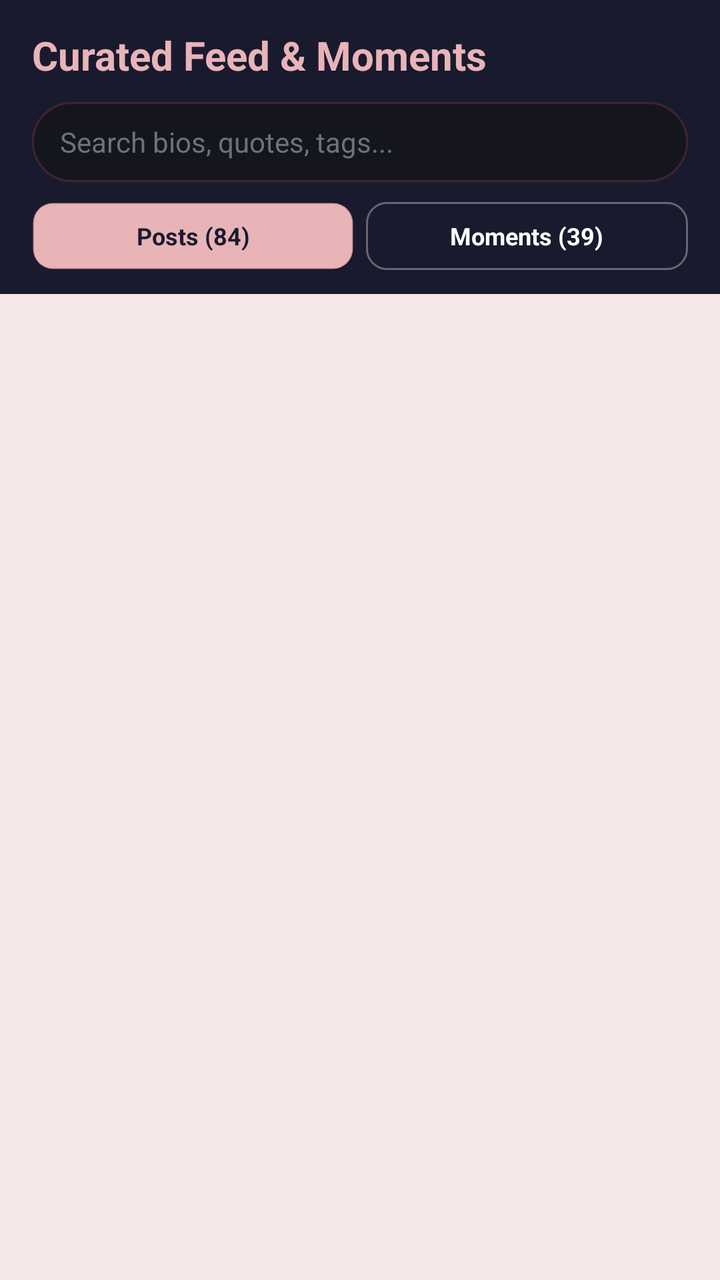
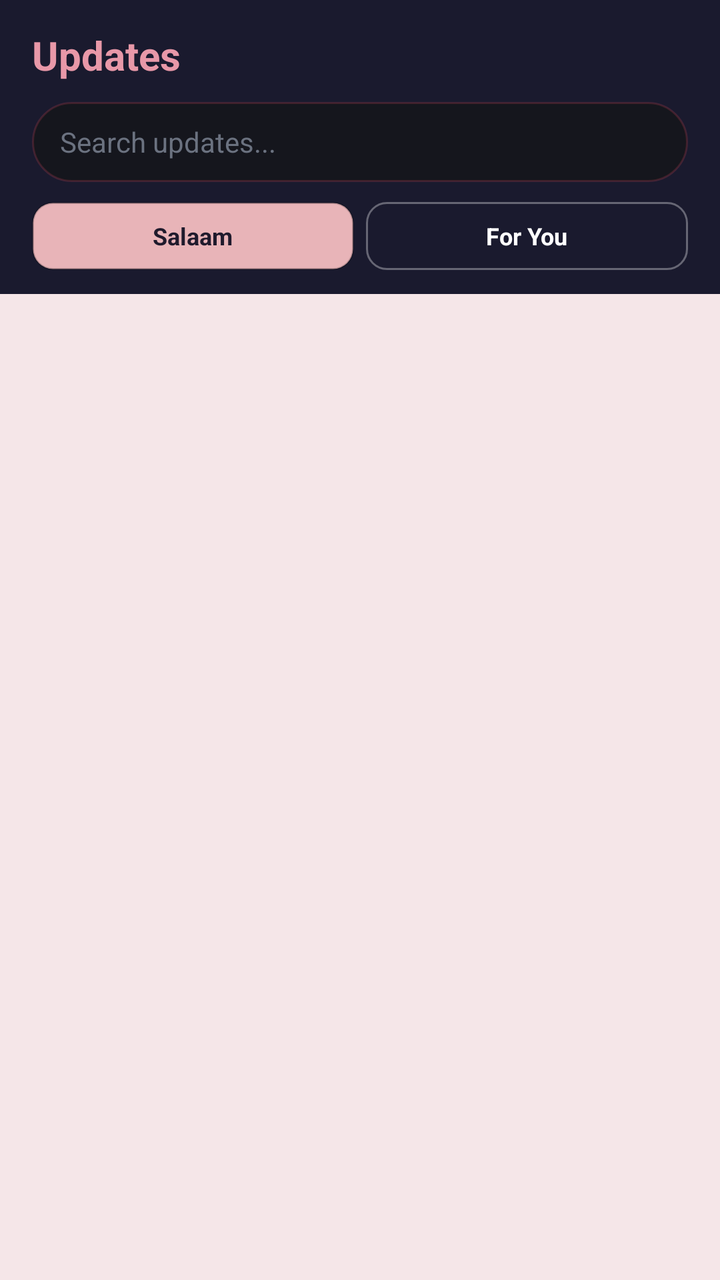

Two renders of the same Android screen: before a commit and after it. Below are the layout's source before the change and the commit's diff.
<!-- AndroidManifest.xml: application theme Theme.NameMaker -->
<!-- res/layout/fragment_feed.xml -->
<?xml version="1.0" encoding="utf-8"?>
<LinearLayout xmlns:android="http://schemas.android.com/apk/res/android"
    android:id="@+id/feedRoot"
    android:layout_width="match_parent"
    android:layout_height="match_parent"
    android:background="#F5E6E8"
    android:orientation="vertical">

    <LinearLayout
        android:id="@+id/feedHeader"
        android:layout_width="match_parent"
        android:layout_height="wrap_content"
        android:background="#1A1A2E"
        android:orientation="vertical"
        android:paddingHorizontal="16dp"
        android:paddingTop="14dp"
        android:paddingBottom="12dp">

        <TextView
            android:id="@+id/tvFeedTitle"
            android:layout_width="wrap_content"
            android:layout_height="wrap_content"
            android:text="Curated Feed &amp; Moments"
            android:textColor="#E8B4B8"
            android:textSize="20sp"
            android:textStyle="bold" />

        <EditText
            android:id="@+id/etFeedSearch"
            android:layout_width="match_parent"
            android:layout_height="40dp"
            android:layout_marginTop="10dp"
            android:background="@drawable/bg_search_pill"
            android:hint="Search bios, quotes, tags..."
            android:paddingHorizontal="14dp"
            android:singleLine="true"
            android:textColor="#1A1A2E"
            android:textColorHint="#6B7280"
            android:textSize="14sp" />

        <LinearLayout
            android:layout_width="match_parent"
            android:layout_height="wrap_content"
            android:layout_marginTop="10dp"
            android:orientation="horizontal">

            <TextView
                android:id="@+id/tabPosts"
                android:layout_width="0dp"
                android:layout_height="34dp"
                android:layout_marginEnd="6dp"
                android:layout_weight="1"
                android:background="@drawable/bg_tab_selected"
                android:gravity="center"
                android:text="Posts (84)"
                android:textColor="#1A1A2E"
                android:textSize="12sp"
                android:textStyle="bold" />

            <TextView
                android:id="@+id/tabMoments"
                android:layout_width="0dp"
                android:layout_height="34dp"
                android:layout_weight="1"
                android:background="@drawable/bg_tab_unselected"
                android:gravity="center"
                android:text="Moments (39)"
                android:textColor="#FFFFFF"
                android:textSize="12sp"
                android:textStyle="bold" />
        </LinearLayout>
    </LinearLayout>

    <androidx.recyclerview.widget.RecyclerView
        android:id="@+id/rvFeed"
        android:layout_width="match_parent"
        android:layout_height="0dp"
        android:layout_weight="1"
        android:clipToPadding="false"
        android:padding="12dp" />

</LinearLayout>
<!-- resources referenced by this layout -->
<resources>
  <!-- drawable bg_search_pill (drawable) -->
  <?xml version="1.0" encoding="utf-8"?>
  <shape xmlns:android="http://schemas.android.com/apk/res/android" android:shape="rectangle">
      <solid android:color="#15161d"/>
      <corners android:radius="22dp"/>
      <stroke
          android:width="1dp"
          android:color="#33e94b5b"/>
  </shape>
  <!-- drawable bg_tab_selected (drawable) -->
  <?xml version="1.0" encoding="utf-8"?>
  <shape xmlns:android="http://schemas.android.com/apk/res/android" android:shape="rectangle">
      <solid android:color="#e8b4b8"/>
      <corners android:radius="10dp"/>
      <stroke
          android:width="1dp"
          android:color="#33000000"/>
  </shape>
  <!-- drawable bg_tab_unselected (drawable) -->
  <?xml version="1.0" encoding="utf-8"?>
  <shape xmlns:android="http://schemas.android.com/apk/res/android" android:shape="rectangle">
      <solid android:color="@android:color/transparent"/>
      <corners android:radius="10dp"/>
      <stroke
          android:width="1dp"
          android:color="#55ffffff"/>
  </shape>
  <style name="Theme.NameMaker" parent="Theme.MaterialComponents.DayNight.NoActionBar">
          <item name="colorPrimary">#1A1A2E</item>
          <item name="colorPrimaryVariant">#1A1A2E</item>
          <item name="colorAccent">#E8B4B8</item>
          <item name="android:windowBackground">#F5E6E8</item>
          <item name="android:statusBarColor">#1A1A2E</item>
          <item name="android:navigationBarColor">#1A1A2E</item>
      </style>
</resources>

<!-- the commit's change to res/layout/fragment_feed.xml (unified diff, before → after) -->
@@ -20,8 +20,8 @@
             android:id="@+id/tvFeedTitle"
             android:layout_width="wrap_content"
             android:layout_height="wrap_content"
-            android:text="Curated Feed &amp; Moments"
-            android:textColor="#E8B4B8"
+            android:text="Updates"
+            android:textColor="#E898A8"
             android:textSize="20sp"
             android:textStyle="bold" />
 
@@ -31,10 +31,10 @@
             android:layout_height="40dp"
             android:layout_marginTop="10dp"
             android:background="@drawable/bg_search_pill"
-            android:hint="Search bios, quotes, tags..."
+            android:hint="Search updates..."
             android:paddingHorizontal="14dp"
             android:singleLine="true"
-            android:textColor="#1A1A2E"
+            android:textColor="#1F1A2C"
             android:textColorHint="#6B7280"
             android:textSize="14sp" />
 
@@ -52,8 +52,8 @@
                 android:layout_weight="1"
                 android:background="@drawable/bg_tab_selected"
                 android:gravity="center"
-                android:text="Posts (84)"
-                android:textColor="#1A1A2E"
+                android:text="Salaam"
+                android:textColor="#1F1A2C"
                 android:textSize="12sp"
                 android:textStyle="bold" />
 
@@ -64,7 +64,7 @@
                 android:layout_weight="1"
                 android:background="@drawable/bg_tab_unselected"
                 android:gravity="center"
-                android:text="Moments (39)"
+                android:text="For You"
                 android:textColor="#FFFFFF"
                 android:textSize="12sp"
                 android:textStyle="bold" />
